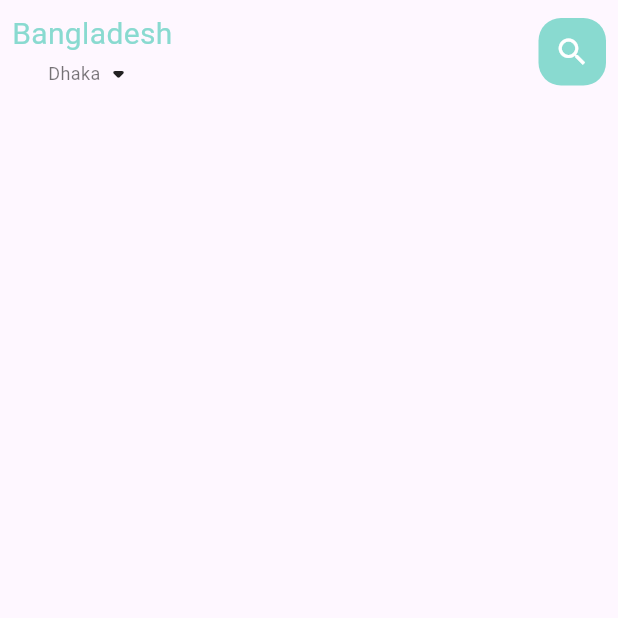
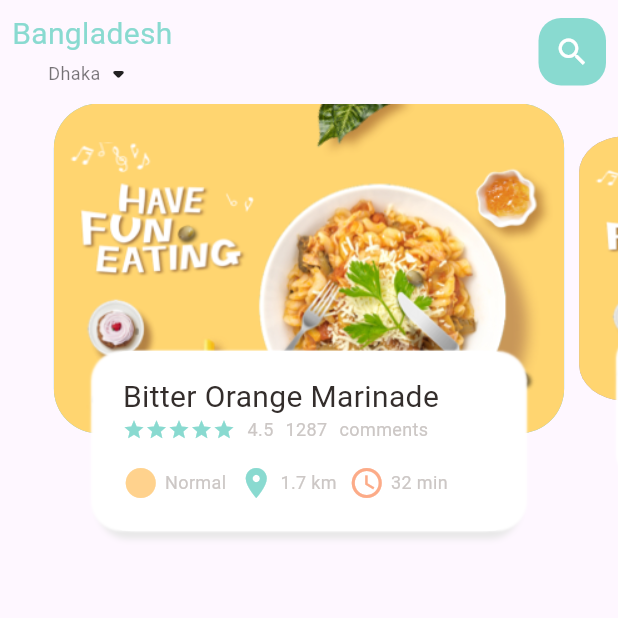
Before and after one commit to Tushar-ShahidurRahman/food_delivery_app, a Flutter app: the screen it shows after launch, on a phone screen of 412 x 824 dp, the top half of it. Run offline on Flutter 3.47's test engine with Material 2 defaults, Android fonts, the phone set to English and light mode, and no system bars.

Commit message:
implemented sliding functionality for showing food in the main food page

```diff
--- /dev/null
+++ b/lib/custom_widgets/icon_and_text_widget.dart
@@ -0,0 +1,27 @@
+import 'package:flutter/material.dart';
+import 'package:food_delivery_app/custom_widgets/small_text.dart';
+
+class IconAndTextWidget extends StatelessWidget {
+  final IconData icon;
+  final String text;
+  final Color iconColor;
+  // final bool? filled;
+
+  IconAndTextWidget(
+      {Key? key, required this.icon, required this.text, required this.iconColor})
+      : super(key: key);
+
+  @override
+  Widget build(BuildContext context) {
+    return Container(
+      child: Row(
+        children: [
+          Icon(icon, color: iconColor, ),
+          SizedBox(width: 4),
+          SmallText(text: text),
+          SizedBox(width: 8),
+        ],
+      ),
+    );
+  }
+}
--- /dev/null
+++ b/lib/home/food_page_body.dart
@@ -0,0 +1,173 @@
+import 'package:flutter/material.dart';
+import 'package:food_delivery_app/custom_widgets/big_text.dart';
+import 'package:food_delivery_app/custom_widgets/icon_and_text_widget.dart';
+import 'package:food_delivery_app/custom_widgets/small_text.dart';
+import 'package:food_delivery_app/utils/colors.dart';
+
+class FoodPageBody extends StatefulWidget {
+  const FoodPageBody({Key? key}) : super(key: key);
+
+  @override
+  State<FoodPageBody> createState() => _FoodPageBodyState();
+}
+
+class _FoodPageBodyState extends State<FoodPageBody> {
+  PageController pageController = PageController(viewportFraction: .85);
+  double _currPageValue = 0.0;
+  final double _scaleFactor = 0.8;
+  int height = 220;
+
+  @override
+  void initState() {
+    super.initState();
+    pageController.addListener(() {
+      _currPageValue = pageController.page!;
+      setState(() {});
+    });
+  }
+
+  @override
+  void dispose() {
+    super.dispose();
+    pageController.dispose();
+  }
+
+  @override
+  Widget build(BuildContext context) {
+    return Container(
+      height: 320,
+      child: PageView.builder(
+          controller: pageController,
+          itemCount: 5,
+          itemBuilder: (context, position) {
+            return _buildPageItem(position);
+          }),
+    );
+  }
+
+  Widget _buildPageItem(int index) {
+    Matrix4 matrix = Matrix4.identity();
+    if (index == _currPageValue.floor()) {
+      var currScale = 1 - (_currPageValue - index) * (1 - _scaleFactor);
+      var currTrans = height * (1 - currScale) / 2;
+      matrix = Matrix4.diagonal3Values(1, currScale, 1);
+      matrix = Matrix4.diagonal3Values(1, currScale, 1)
+        ..setTranslationRaw(0, currTrans, 0);
+    } else if (index == _currPageValue.floor() + 1) {
+      var currScale =
+          _scaleFactor + (_currPageValue - index + 1) * (1 - _scaleFactor);
+      var currTrans = height * (1 - currScale) / 2;
+      matrix = Matrix4.diagonal3Values(1, currScale, 1);
+      matrix = Matrix4.diagonal3Values(1, currScale, 1)
+        ..setTranslationRaw(0, currTrans, 0);
+    } else if (index == _currPageValue.floor() - 1) {
+      var currScale = 1 - (_currPageValue - index) * (1 - _scaleFactor);
+      var currTrans = height * (1 - currScale) / 2;
+      matrix = Matrix4.diagonal3Values(1, currScale, 1);
+      matrix = Matrix4.diagonal3Values(1, currScale, 1)
+        ..setTranslationRaw(0, currTrans, 0);
+    } else {
+      var currScale = _scaleFactor;
+      var currTrans = height * (1 - currScale) / 2;
+      matrix = Matrix4.diagonal3Values(1, currScale, 1)
+        ..setTranslationRaw(0, currTrans, 0);
+    }
+
+    return Transform(
+      transform: matrix,
+      child: Stack(
+        children: [
+          Container(
+            height: 220,
+            margin: const EdgeInsets.only(left: 5, right: 5),
+            // padding: EdgeInsets.only(left: 10, right: 10),
+            decoration: BoxDecoration(
+              color: index.isEven
+                  ? const Color(0xFF69c5df)
+                  : const Color(0xFF9294cc),
+              borderRadius: BorderRadius.circular(30),
+              image: const DecorationImage(
+                  image: AssetImage('assets/image/food0.png'),
+                  fit: BoxFit.cover),
+            ),
+          ),
+          Align(
+            alignment: Alignment.bottomCenter,
+            child: Container(
+              // width: 300,
+              height: 120,
+              margin: const EdgeInsets.only(left: 35, right: 35, bottom: 35),
+              // padding: EdgeInsets.only(left: 10, right: 10),
+              decoration: BoxDecoration(
+                color: Colors.white,
+                borderRadius: BorderRadius.circular(20),
+                boxShadow: const [
+                  BoxShadow(
+                    color: Color(0xFFe8e8e8),
+                    blurRadius: 3.0,
+                    offset: Offset(0, 5),
+                  ),
+                  BoxShadow(
+                    color: Colors.white,
+                    blurRadius: 0.5,
+                    offset: Offset(-5, 0),
+                  ),
+                  BoxShadow(
+                    color: Colors.white,
+                    blurRadius: 0.5,
+                    offset: Offset(5, 0),
+                  ),
+                ],
+              ),
+              child: Container(
+                child: Padding(
+                  padding: const EdgeInsets.all(16.0),
+                  child: Column(
+                    crossAxisAlignment: CrossAxisAlignment.start,
+                    children: [
+                      BigText(text: 'Bitter Orange Marinade'),
+                      const SizedBox(width: 16),
+                      Row(
+                        children: [
+                          Wrap(
+                            children: List.generate(
+                                5,
+                                (index) => Icon(Icons.star,
+                                    color: AppColors.mainColor, size: 15)),
+                          ),
+                          const SizedBox(width: 8),
+                          SmallText(text: '4.5'),
+                          const SizedBox(width: 8),
+                          SmallText(text: '1287'),
+                          const SizedBox(width: 8),
+                          SmallText(text: 'comments'),
+                        ],
+                      ),
+                      const SizedBox(height: 16),
+                      Row(
+                        children: [
+                          IconAndTextWidget(
+                              icon: Icons.circle,
+                              iconColor: AppColors.iconColor1,
+                              text: 'Normal'),
+                          IconAndTextWidget(
+                              icon: Icons.location_on,
+                              iconColor: AppColors.mainColor,
+                              text: '1.7 km'),
+                          IconAndTextWidget(
+                              icon: Icons.access_time_sharp,
+                              iconColor: AppColors.iconColor2,
+                              text: '32 min'),
+                        ],
+                      ),
+                    ],
+                  ),
+                ),
+              ),
+            ),
+          ),
+        ],
+      ),
+    );
+  }
+}
--- a/lib/home/main_food_page.dart
+++ b/lib/home/main_food_page.dart
@@ -1,6 +1,7 @@
 import 'package:flutter/material.dart';
 import 'package:food_delivery_app/custom_widgets/big_text.dart';
 import 'package:food_delivery_app/custom_widgets/small_text.dart';
+import 'package:food_delivery_app/home/food_page_body.dart';
 import 'package:food_delivery_app/utils/colors.dart';
 
 class MainFoodPage extends StatefulWidget {
@@ -62,6 +63,7 @@ class _MainFoodPageState extends State<MainFoodPage> {
                 ),
               ),
             ),
+            FoodPageBody(),
           ],
         ),
       ),
```
